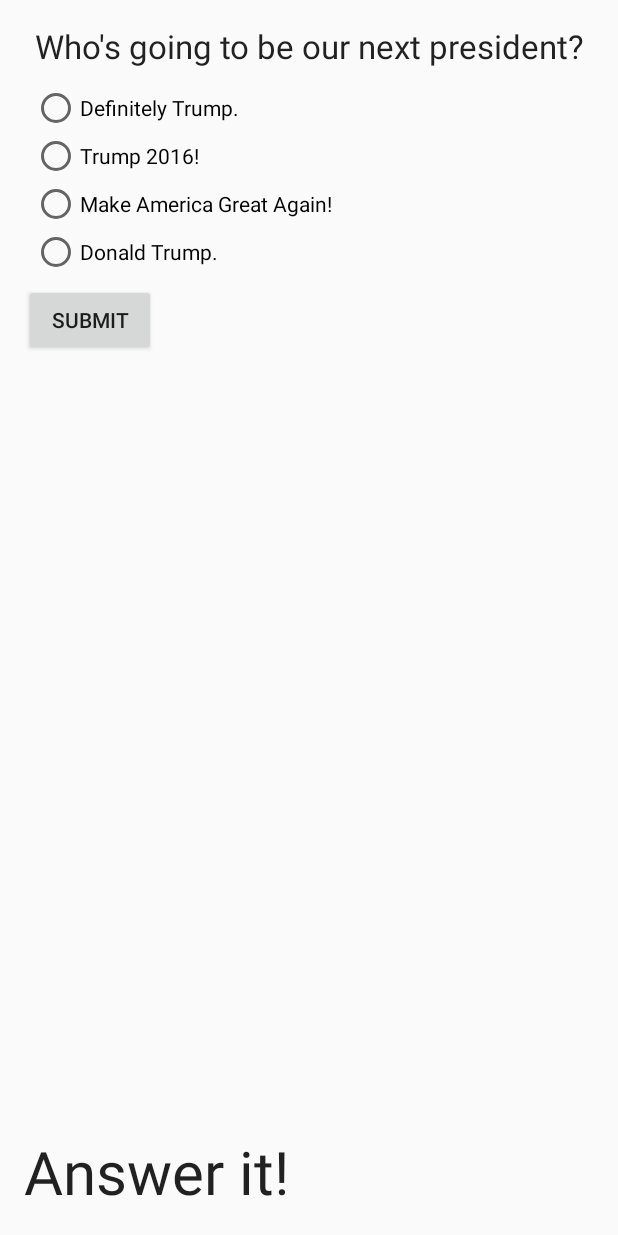
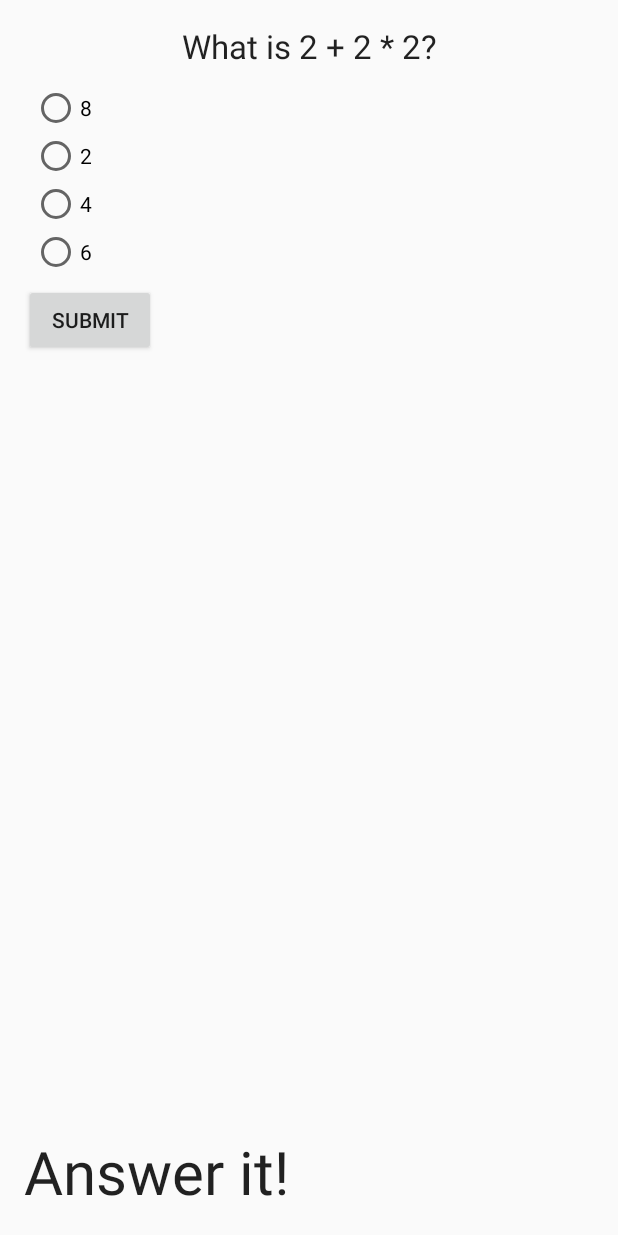
Before and after one commit to sjyan/Simon-Says, an Android app: the TriviaActivity screen opened directly, with no data from a screen before it, on a phone screen of 412 x 824 dp. Run offline under Robolectric (Android 15) with nearby library versions, the phone set to English and light mode, and no system bars; 2 statements that could not run were skipped.

Commit message:
Extra trivia questions/answers + BG music playing only as MediaPlayer.  Persistent BG music that closes only on app closing and not on activity switching is still too buggy, have backups on local machine that work situationally.

```diff
--- a/app/src/main/java/edu/unc/sjyan/simonsays/StartActivity.java
+++ b/app/src/main/java/edu/unc/sjyan/simonsays/StartActivity.java
@@ -3,6 +3,7 @@ package edu.unc.sjyan.simonsays;
 import android.app.AlertDialog;
 import android.content.DialogInterface;
 import android.content.Intent;
+import android.media.MediaPlayer;
 import android.support.v7.app.AppCompatActivity;
 import android.os.Bundle;
 import android.util.Log;
@@ -17,6 +18,10 @@ public class StartActivity extends AppCompatActivity {
         super.onCreate(savedInstanceState);
         setContentView(R.layout.activity_start);
         getSupportActionBar().hide();
+
+        MediaPlayer mp = MediaPlayer.create(StartActivity.this, R.raw.bgmusic);
+        mp.setLooping(true);
+        mp.start();
 
     }
 
--- a/app/src/main/java/edu/unc/sjyan/simonsays/TriviaActivity.java
+++ b/app/src/main/java/edu/unc/sjyan/simonsays/TriviaActivity.java
@@ -11,6 +11,7 @@ import android.widget.TextView;
 import android.widget.Toast;
 
 import java.util.ArrayList;
+import java.util.Random;
 import java.util.Timer;
 import java.util.TimerTask;
 
@@ -104,25 +105,49 @@ public class TriviaActivity extends AppCompatActivity {
 
     //selects a random question and sets the triviaQuestion text field
     public void randomQuestion(TextView tv) {
-        int rand = 1+(int)(Math.random()*((10-1)+1));
-
+        Random r = new Random();
+        int rand = r.nextInt(3 - 1) + 1;
         //use switch statement to select string based on value of rand
-        tv.setText(R.string.question1);
-
-        setChoices();
+        switch(rand) {
+            case(1):
+                tv.setText(R.string.question1);
+                break;
+            case(2):
+                tv.setText(R.string.question2);
+                break;
+            case(3):
+                tv.setText(R.string.question3);
+                break;
+        }
+        setChoices(rand);
     }
 
     //sets the answers
-    public void setChoices() {
+    public void setChoices(int rand) {
         RadioButton rb1 = (RadioButton)findViewById(R.id.rb1);
         RadioButton rb2 = (RadioButton)findViewById(R.id.rb2);
         RadioButton rb3 = (RadioButton)findViewById(R.id.rb3);
         RadioButton rb4 = (RadioButton)findViewById(R.id.rb4);
-
-        rb1.setText(R.string.q1a1);
-        rb2.setText(R.string.q1a2);
-        rb3.setText(R.string.q1a3);
-        rb4.setText(R.string.q1a4);
+        switch(rand) {
+            case(1):
+                rb1.setText(R.string.q1a1);
+                rb2.setText(R.string.q1a2);
+                rb3.setText(R.string.q1a3);
+                rb4.setText(R.string.q1a4);
+                break;
+            case(2):
+                rb1.setText(R.string.q2a1);
+                rb2.setText(R.string.q2a2);
+                rb3.setText(R.string.q2a3);
+                rb4.setText(R.string.q2a4);
+                break;
+            case(3):
+                rb1.setText(R.string.q3a1);
+                rb2.setText(R.string.q3a2);
+                rb3.setText(R.string.q3a3);
+                rb4.setText(R.string.q3a4);
+                break;
+        }
     }
 
     public void submit(View v) {
--- a/app/src/main/res/values/strings.xml
+++ b/app/src/main/res/values/strings.xml
@@ -18,4 +18,34 @@
     <string name="facebook_app_id">
         220665398313681
     </string>
+        <string name="question2">
+        What is 2 + 2 * 2?
+    </string>
+    <string name="q2a1">
+        8
+    </string>
+    <string name="q2a2">
+        2
+    </string>
+    <string name="q2a3">
+        4
+    </string>
+    <string name="q2a4">
+        6
+    </string>
+    <string name="question3">
+        Are you going to win?
+    </string>
+    <string name="q3a1">
+        Probably
+    </string>
+    <string name="q3a2">
+        Maybe
+    </string>
+    <string name="q3a3">
+        No
+    </string>
+    <string name="q3a4">
+        Yes
+    </string>
 </resources>
```
Also changed, not shown: 1 other file.
